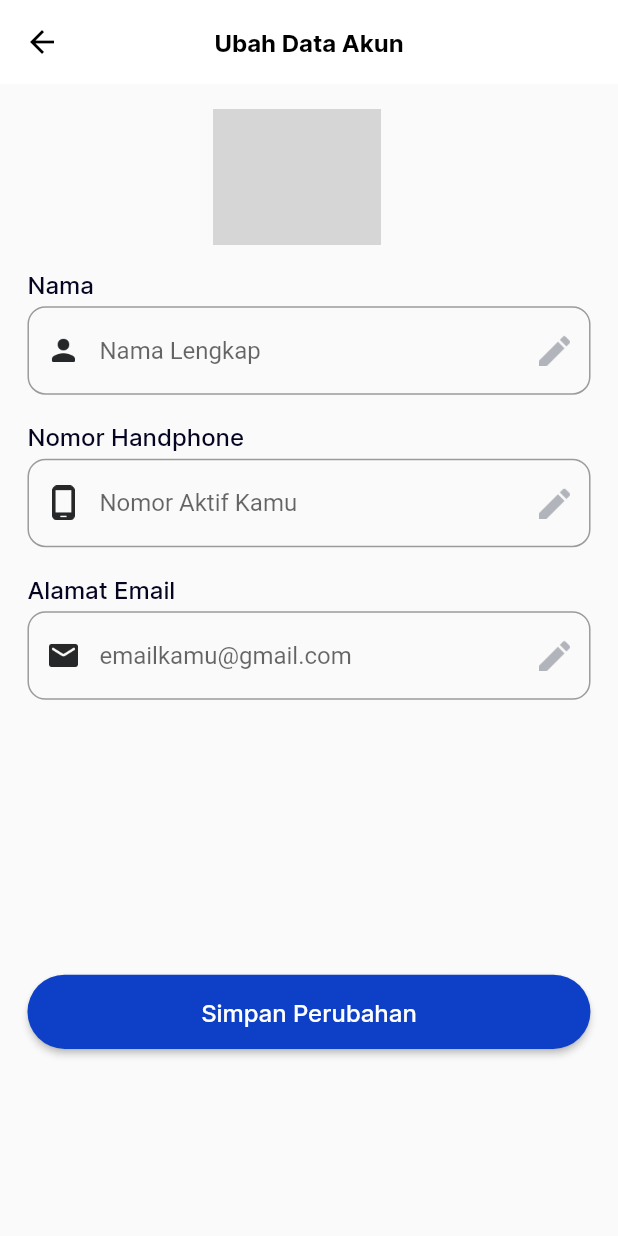
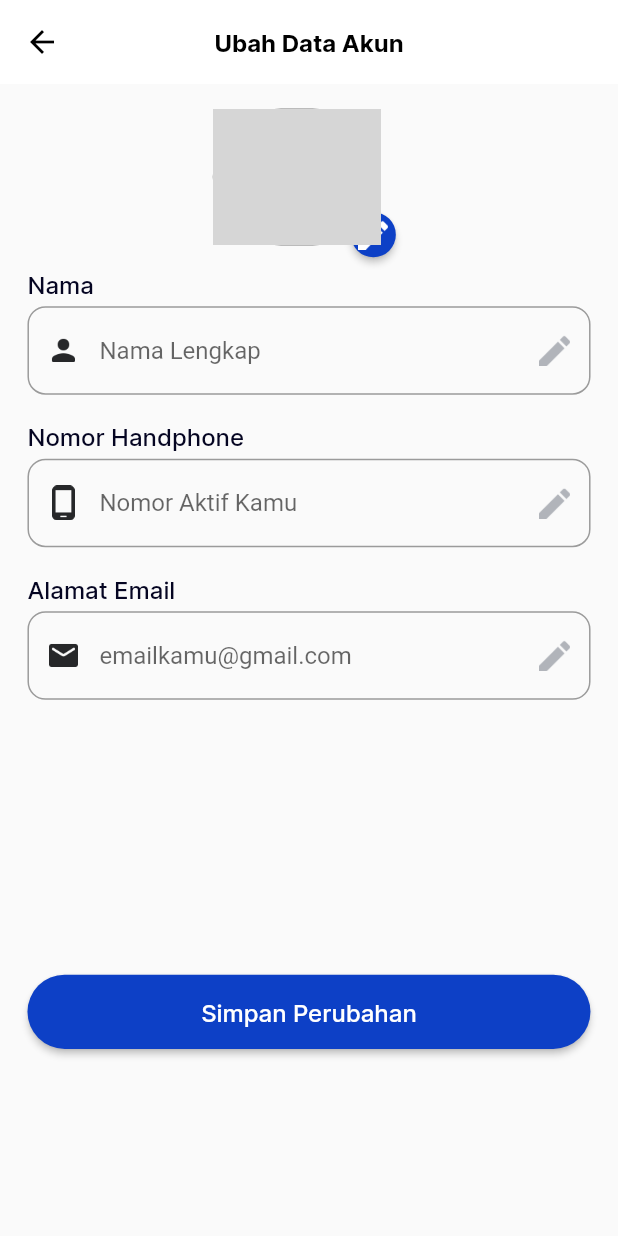
Before and after one commit to erlandmotor/PODB_Flutter, a Flutter app: the EditAkun screen opened directly with empty values, on a phone screen of 412 x 824 dp. Run offline on Flutter 3.47's test engine with Material 2 defaults, Android fonts, the phone set to English and light mode, and no system bars; drawn by our look-alikes of badges; our stand-ins replace dio, email_validator, file_picker, flutter_rating_bar, google_fonts, percent_indicator and 4 more; accounts and stored records are empty; network calls fail; grey boxes are pictures that could not be loaded.

Commit message:
menambahkan badge di input gambar

```diff
--- a/lib/page/akun/edit_data_akun.dart
+++ b/lib/page/akun/edit_data_akun.dart
@@ -1,6 +1,7 @@
 
 import 'dart:io';
 
+import 'package:badges/badges.dart';
 import 'package:email_validator/email_validator.dart';
 import 'package:file_picker/file_picker.dart';
 import 'package:flutter/material.dart';
@@ -118,13 +119,22 @@ class _EditAkunState extends State<EditAkun> {
                    Padding(
                      padding:  EdgeInsets.only(left: widthh*108/360,top: heightt*16/800,),
                      child: InkWell(
+                       child: Badge(
                         child: Container(
                                   height: 91,
                                   width: 112,
                                   decoration: BoxDecoration(
+                                    border: Border.all(width: 1),
                                     borderRadius: BorderRadius.circular(400),
                                     image: DecorationImage(image: NetworkImage(widget.gam,),)
                                   ),
+                                ),
+                          badgeColor: primaryColor,
+                          position: BadgePosition.bottomEnd(),
+                         badgeContent: SizedBox(
+                          width: 20,
+                          height: 20,
+                          child: Image.asset("assets/icon/edit.png",color: Colors.white,))
                        ),
                               onTap: () {
                                  _pickFile();
```
Lines whose indentation alone changed are shown as unchanged.
